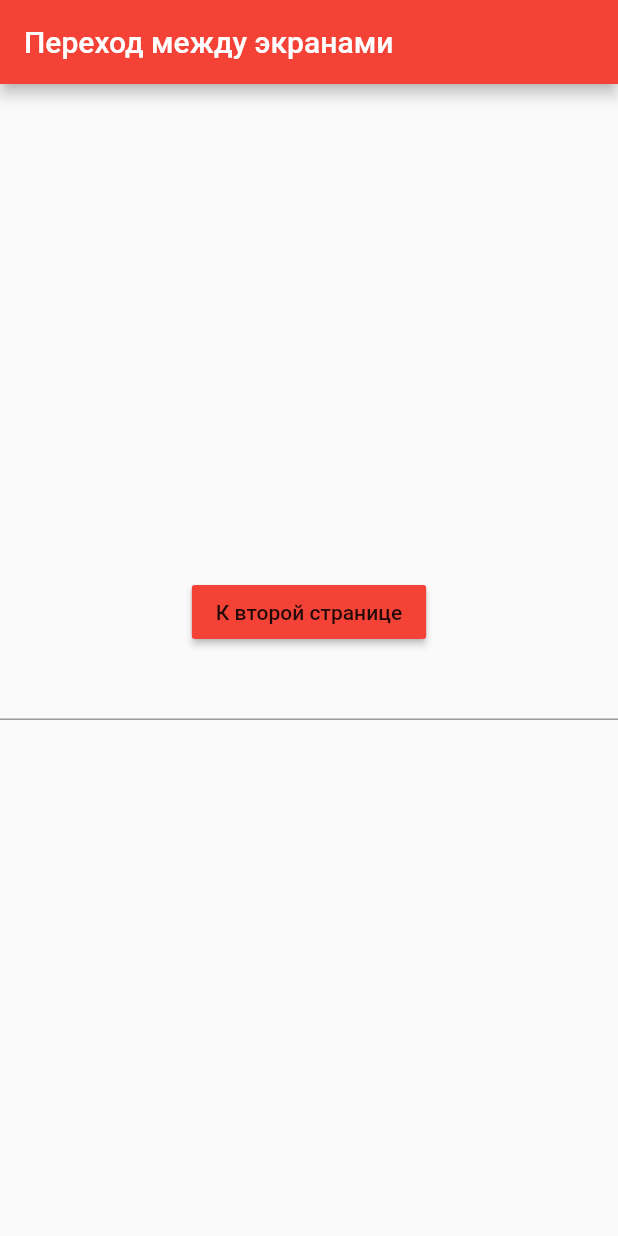
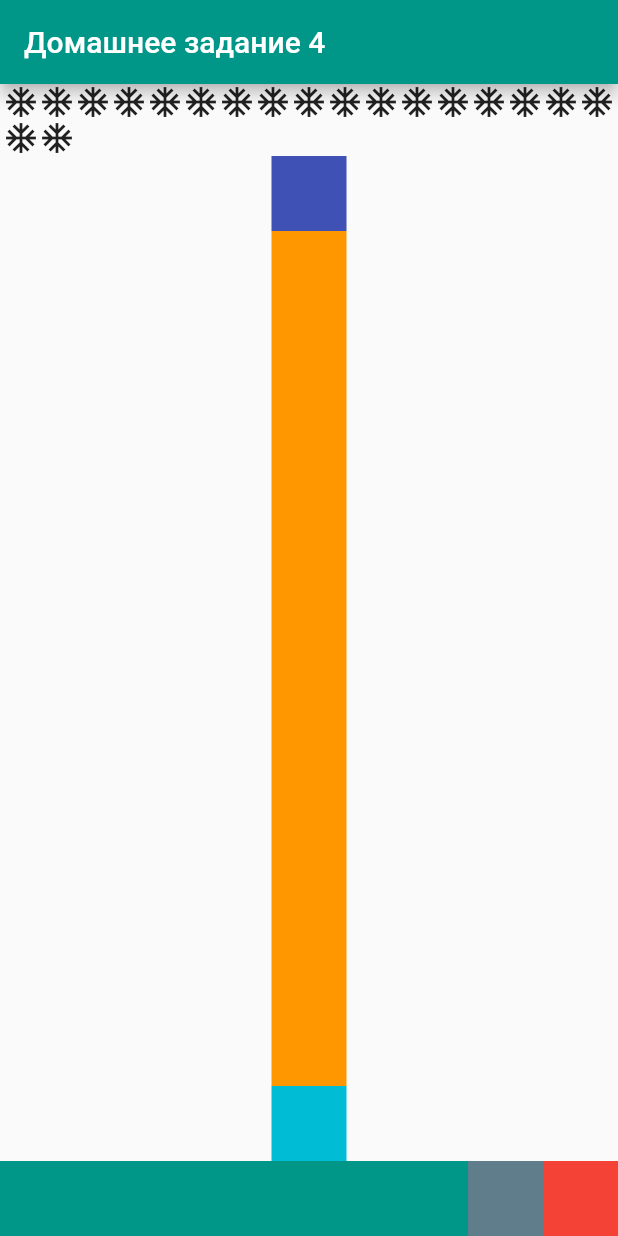
Before and after one commit to JMApps/my_test_app, a Flutter app: the screen it shows after launch, on a phone screen of 412 x 824 dp. Run offline on Flutter 3.47's test engine with Material 2 defaults, Android fonts, the phone set to English and light mode, and no system bars.

Commit message:
Added new lesson

```diff
--- a/lib/main.dart
+++ b/lib/main.dart
@@ -2,5 +2,7 @@ import 'package:flutter/material.dart';
 import 'package:my_test_app/pages/root_page.dart';
 
 void main() {
-  runApp(RootPage());
+  runApp(
+    RootPage(),
+  );
 }
--- a/lib/pages/main_page.dart
+++ b/lib/pages/main_page.dart
@@ -1,49 +1,79 @@
 import 'package:flutter/material.dart';
-import 'package:my_test_app/pages/second_page.dart';
-class MainPage extends StatefulWidget {
+
+class MainPage extends StatelessWidget {
   MainPage({Key? key}) : super(key: key);
 
   @override
-  State<MainPage> createState() => _MainPageState();
-}
-
-class _MainPageState extends State<MainPage> {
-
-  String message = '';
-
-  @override
   Widget build(BuildContext context) {
-    return Scaffold(
-      appBar: AppBar(
-        title: Text('Переход между экранами'),
-        backgroundColor: Colors.red,
-      ),
-      body: Center(
-        child: Column(
-          mainAxisAlignment: MainAxisAlignment.center,
+    return SafeArea(
+      child: Scaffold(
+        appBar: AppBar(
+          title: Text('Домашнее задание 4'),
+          backgroundColor: Colors.teal,
+        ),
+        body: Column(
           children: [
-            MaterialButton(
-              onPressed: () {
-                Navigator.push(
-                  context,
-                  MaterialPageRoute(
-                    builder: (_) => SecondPage(
-                      message: message,
-                    ),
+            Wrap(
+              children: [
+                Icon(Icons.ac_unit_outlined),
+                Icon(Icons.ac_unit_outlined),
+                Icon(Icons.ac_unit_outlined),
+                Icon(Icons.ac_unit_outlined),
+                Icon(Icons.ac_unit_outlined),
+                Icon(Icons.ac_unit_outlined),
+                Icon(Icons.ac_unit_outlined),
+                Icon(Icons.ac_unit_outlined),
+                Icon(Icons.ac_unit_outlined),
+                Icon(Icons.ac_unit_outlined),
+                Icon(Icons.ac_unit_outlined),
+                Icon(Icons.ac_unit_outlined),
+                Icon(Icons.ac_unit_outlined),
+                Icon(Icons.ac_unit_outlined),
+                Icon(Icons.ac_unit_outlined),
+                Icon(Icons.ac_unit_outlined),
+                Icon(Icons.ac_unit_outlined),
+                Icon(Icons.ac_unit_outlined),
+                Icon(Icons.ac_unit_outlined),
+              ],
+            ),
+            Container(
+              width: 50,
+              height: 50,
+              color: Colors.indigo,
+            ),
+            Expanded(
+              child: Container(
+                width: 50,
+                height: 50,
+                color: Colors.orange,
+              ),
+            ),
+            Container(
+              width: 50,
+              height: 50,
+              color: Colors.cyan,
+            ),
+            Row(
+              children: [
+                Expanded(
+                  child: Container(
+                    width: 50,
+                    height: 50,
+                    color: Colors.teal,
                   ),
-                );
-              },
-              child: Text('К второй странице'),
-              color: Colors.red,
+                ),
+                Container(
+                  width: 50,
+                  height: 50,
+                  color: Colors.blueGrey,
+                ),
+                Container(
+                  width: 50,
+                  height: 50,
+                  color: Colors.red,
+                ),
+              ],
             ),
-            TextField(
-              onChanged: (value) {
-                setState(() {
-                  message = value;
-                });
-              },
-            ),
-            Text(message)
           ],
         ),
       ),
```
Also changed, not shown: lib/pages/second_page.dart (+0 -29 lines).
